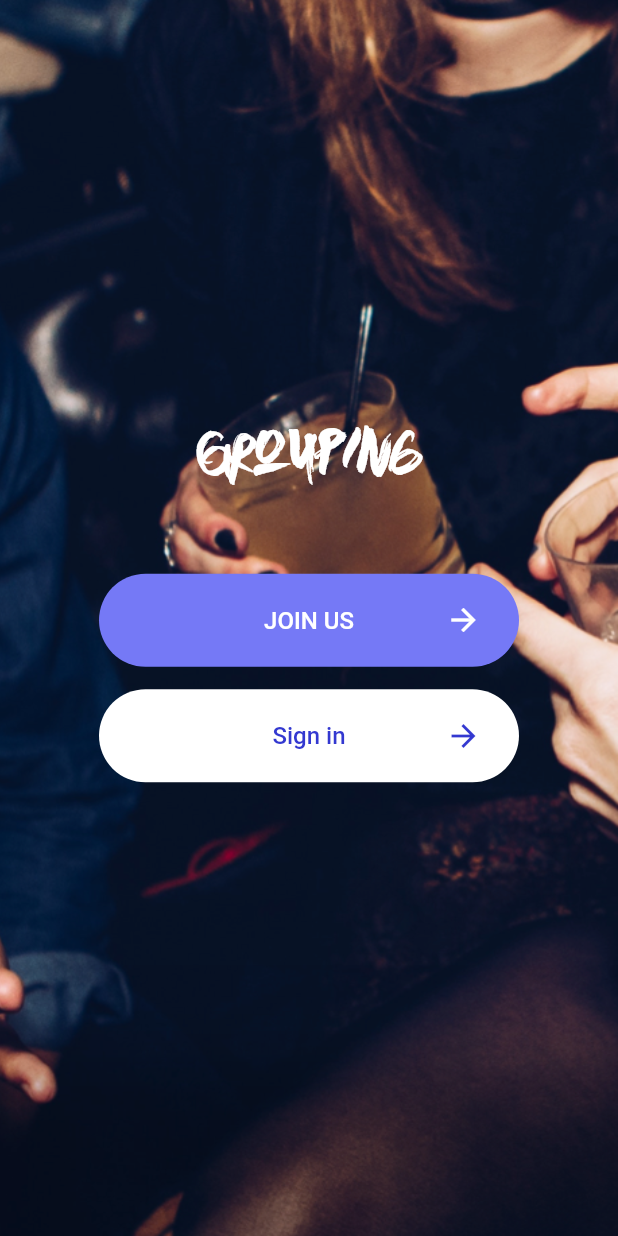
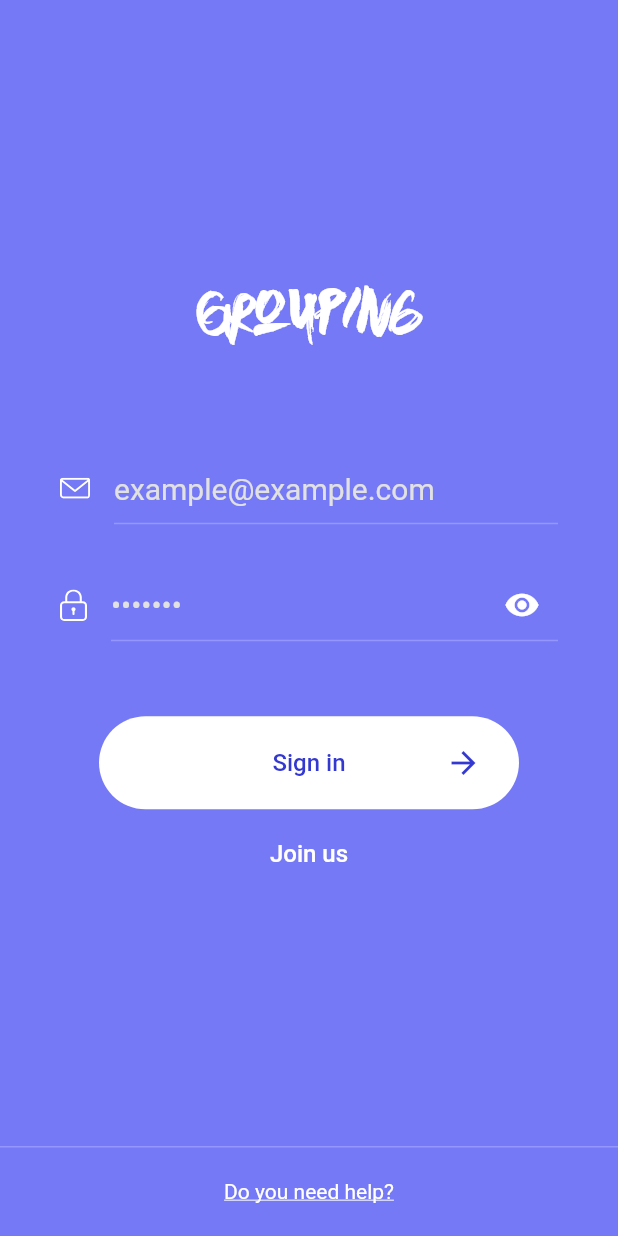
Before and after one commit to Covenger/grouping-app, a Flutter app: the screen it shows after launch, after a tap on "Sign in", on a phone screen of 412 x 824 dp. Run offline on Flutter 3.47's test engine with Material 2 defaults, Android fonts, the phone set to English and light mode, and no system bars; our stand-ins replace bloc, equatable, flutter_bloc, flutter_svg; Roboto replaces fonts that are missing (NotoSansCJKkr).

Commit message:
create prototype of sign in page

```diff
--- a/lib/main.dart
+++ b/lib/main.dart
@@ -1,9 +1,11 @@
 import 'package:flutter/material.dart';
-import 'package:grouping/signup/validation_code.dart';
+import 'package:grouping/common/colors.dart';
+import 'package:grouping/signin.dart';
 import 'package:grouping/signup/email.dart';
 import 'package:grouping/signup/gender_n_birth.dart';
 import 'package:grouping/signup/name.dart';
 import 'package:grouping/signup/password.dart';
+import 'package:grouping/signup/validation_code.dart';
 import 'package:grouping/splash/main.dart';
 
 void main() => runApp(Grouping());
@@ -16,10 +18,11 @@ class Grouping extends StatelessWidget {
 
     return MaterialApp(
       title: 'Grouping',
-      theme: ThemeData(primaryColor: const Color(0xFF7579F6)),
+      theme: ThemeData(primaryColor: PrimaryColor),
       initialRoute: initialRoute,
       routes: {
         '/': (context) => SplashPage(),
+        '/signin': (context) => SignInPage(),
         '/signup/email': (context) => EmailPage(),
         '/signup/password': (context) => PasswordPage(),
         '/signup/name': (context) => NamePage(),
--- /dev/null
+++ b/lib/signin.dart
@@ -0,0 +1,165 @@
+import 'package:flutter/material.dart';
+import 'package:flutter_svg/svg.dart';
+import 'package:grouping/common/btn_sign_in.dart';
+import 'package:grouping/common/colors.dart';
+
+class SignInPage extends StatefulWidget {
+  @override
+  _SignInPageState createState() => _SignInPageState();
+}
+
+final Widget passwordIcon = SvgPicture.asset(
+  'assets/svg/password_icon.svg',
+  semanticsLabel: 'Password Icon',
+);
+
+final Widget emailIcon = SvgPicture.asset(
+  'assets/svg/email_icon.svg',
+  semanticsLabel: 'Email Icon',
+);
+
+class _SignInPageState extends State<SignInPage> {
+  static const _textFieldHintStyle = const TextStyle(color: const Color(0xFFE1E1E1));
+  static const _textFieldStyle = const TextStyle(
+    color: Colors.white,
+    fontFamily: 'NotoSansCJKkr',
+    fontSize: 20,
+  );
+  static const _textFieldEnabledBorder = const UnderlineInputBorder(
+    borderSide: const BorderSide(color: const Color(0xFF9397FF)),
+  );
+  static const _textFieldFocusedBorder = const UnderlineInputBorder(
+    borderSide: const BorderSide(color: SelectedButtonBorder),
+  );
+
+  static const _titleText = Text(
+    'Grouping',
+    style: const TextStyle(
+      fontSize: 24,
+      fontFamily: 'BrownFox',
+      color: Colors.white,
+    ),
+  );
+
+  @override
+  Widget build(BuildContext context) {
+    return Scaffold(
+      backgroundColor: PrimaryColor,
+      bottomNavigationBar: Container(
+        alignment: Alignment.center,
+        height: 60,
+        decoration: const BoxDecoration(
+            border: const Border(
+          top: const BorderSide(
+            width: 1,
+            color: const Color(0xFF9397FF),
+            style: BorderStyle.solid,
+          ),
+        )),
+        child: GestureDetector(
+          child: const Text(
+            'Do you need help?',
+            style: const TextStyle(
+              color: Colors.white,
+              decoration: TextDecoration.underline,
+              fontFamily: 'NotoSansCJKkr',
+              fontSize: 14,
+            ),
+          ),
+          // TODO
+          onTap: () => print('need help'),
+        ),
+      ),
+      body: Column(
+        mainAxisAlignment: MainAxisAlignment.center,
+        crossAxisAlignment: CrossAxisAlignment.center,
+        children: <Widget>[
+          const Center(child: _titleText),
+          const SizedBox(height: 70),
+          Form(
+            autovalidate: true,
+            child: Column(
+              children: <Widget>[
+                Container(
+                  padding: EdgeInsets.symmetric(horizontal: 40),
+                  child: Column(
+                    children: <Widget>[
+                      _buildEmailField(),
+                      const SizedBox(height: 30),
+                      _buildPasswordField(),
+                    ],
+                  ),
+                ),
+                const SizedBox(height: 50),
+                SignInButton(
+                  btnColor: Colors.white,
+                  contents: 'Sign in',
+                  // TODO
+                  onPress: () => print('asdf'),
+                  textColor: const Color(0xFF3338D0),
+                ),
+                Padding(
+                  padding: const EdgeInsets.only(top: 20),
+                  child: GestureDetector(
+                    child: const Text(
+                      'Join us',
+                      style: const TextStyle(
+                        fontFamily: 'NotoSansCJKkr',
+                        fontSize: 16,
+                        color: Colors.white,
+                        fontWeight: FontWeight.w500,
+                      ),
+                    ),
+                    onTap: () => Navigator.pushNamed(context, '/signup/email'),
+                  ),
+                )
+              ],
+            ),
+          )
+        ],
+      ),
+    );
+  }
+
+  static TextFormField _buildEmailField() {
+    return TextFormField(
+      keyboardType: TextInputType.emailAddress,
+      textInputAction: TextInputAction.next,
+      style: _textFieldStyle,
+      decoration: InputDecoration(
+        alignLabelWithHint: true,
+        enabledBorder: _textFieldEnabledBorder,
+        focusedBorder: _textFieldFocusedBorder,
+        hintText: 'example@example.com',
+        hintStyle: _textFieldHintStyle,
+        icon: emailIcon,
+      ),
+    );
+  }
+
+  static TextFormField _buildPasswordField() {
+    return TextFormField(
+      keyboardType: TextInputType.text,
+      textInputAction: TextInputAction.done,
+      style: _textFieldStyle,
+      obscureText: true,
+      decoration: InputDecoration(
+        alignLabelWithHint: true,
+        enabledBorder: _textFieldEnabledBorder,
+        focusedBorder: _textFieldFocusedBorder,
+        hintText: '•••••••',
+        hintStyle: _textFieldHintStyle,
+        icon: passwordIcon,
+        suffixIcon: IconButton(
+          icon: const Icon(Icons.remove_red_eye),
+          tooltip: 'Show password',
+          // TODO
+          color: Colors.white,
+//          color: state.hidePw ? Colors.grey : const Color(0xFF3338D0),
+          // TODO
+          onPressed: () => print('pressed'),
+        ),
+      ),
+    );
+  }
+}
--- a/lib/splash/main.dart
+++ b/lib/splash/main.dart
@@ -38,8 +38,7 @@ class _SplashPageState extends State<SplashPage> with SingleTickerProviderStateM
           SplashContents(
             controller: animationController.view,
             onJoin: () => Navigator.pushNamed(context, '/signup/email'),
-            // FIXME: hard coded
-            onSignIn: () => print('sign in btn'),
+            onSignIn: () => Navigator.pushNamed(context, '/signin'),
           )
         ],
       ),
--- a/pubspec.yaml
+++ b/pubspec.yaml
@@ -18,6 +18,7 @@ dependencies:
   flutter_bloc: ^0.9.1
   bloc: ^0.11.2
   equatable: ^0.2.3
+  flutter_svg: ^0.12.4
 
   # The following adds the Cupertino Icons font to your application.
   # Use with the CupertinoIcons class for iOS style icons.
@@ -72,6 +73,8 @@ flutter:
 
   assets:
     - assets/png/splash.png
+    - assets/svg/password_icon.svg
+    - assets/svg/email_icon.svg
 
   fonts:
     - family: NotoSansCJKkr
```
Also changed, not shown: assets/svg/email_icon.svg (added), assets/svg/password_icon.svg (added).
